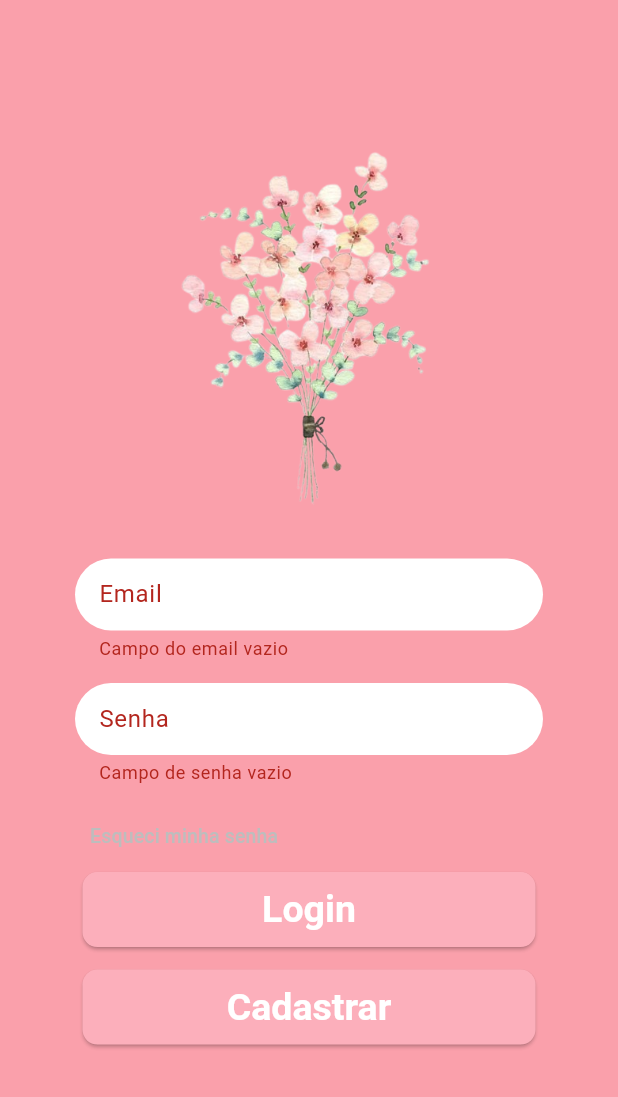
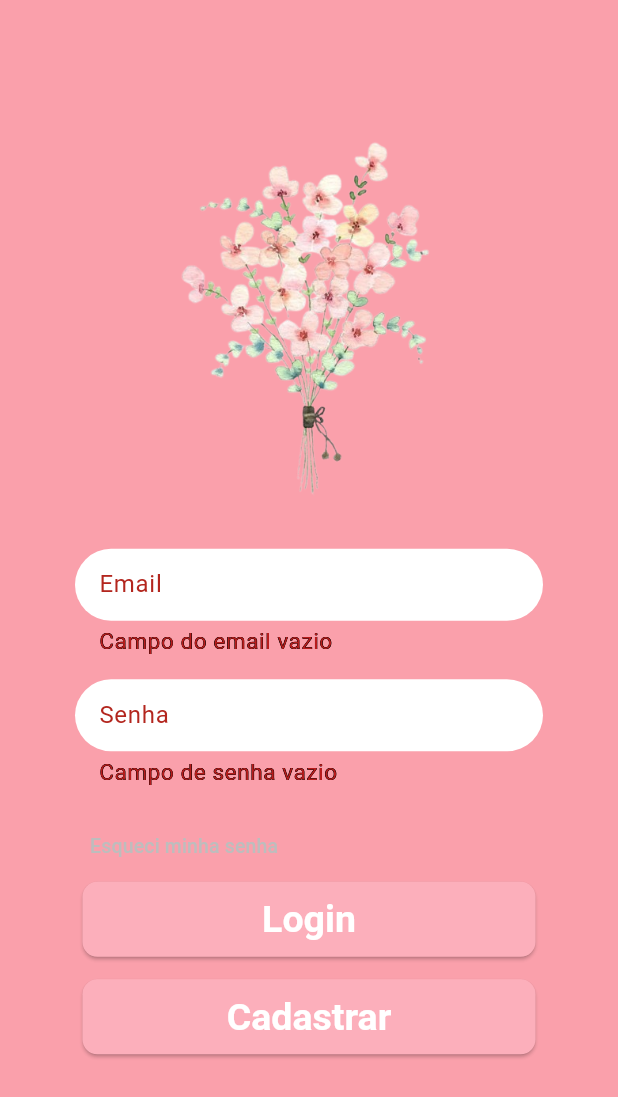
Before and after one commit to HenryGFiedler/Floricultura, a Flutter app: the screen it shows after launch, after a tap on "Login", on a phone screen of 412 x 824 dp. Shown: the top 1097 px of the screen. Run offline on Flutter 3.47's test engine with Material 3 defaults, Android fonts, the phone set to English and light mode, and no system bars.

Commit message:
Ajuste estilo text input

```diff
--- a/lib/components/text_input_validation.dart
+++ b/lib/components/text_input_validation.dart
@@ -5,19 +5,23 @@ class TextInputValidation extends StatelessWidget {
   final String hintText;
   final bool obscureText;
   final String? Function(String?)? validator;
+  final TextInputType? keyboardType;
 
   const TextInputValidation({
     required this.controller,
     required this.hintText,
     this.obscureText = false,
     this.validator,
+    this.keyboardType,
   });
 
   @override
   Widget build(BuildContext context) {
     return TextFormField(
       controller: controller,
+      keyboardType: keyboardType,
       obscureText: obscureText,
+      textInputAction: TextInputAction.next,
       decoration: InputDecoration(
           labelText: hintText,
           contentPadding: const EdgeInsets.all(12),
@@ -29,6 +33,17 @@ class TextInputValidation extends StatelessWidget {
             borderSide: BorderSide.none,
             borderRadius: BorderRadius.circular(30),
           ),
+          errorStyle: TextStyle(
+              color: Colors.red.shade900,
+              overflow: TextOverflow.ellipsis,
+              fontSize: 15,
+              shadows: [
+                Shadow(offset: Offset(-0.1, -0.1), color: Colors.black),
+                Shadow(offset: Offset(0.1, -0.1), color: Colors.black),
+                Shadow(offset: Offset(-0.1, 0.1), color: Colors.black),
+                Shadow(offset: Offset(0.1, 0.1), color: Colors.black),
+              ]
+          ),
       ),
       validator: validator,
     );
--- a/lib/screens/login_screen.dart
+++ b/lib/screens/login_screen.dart
@@ -15,6 +15,24 @@ final _formKey = GlobalKey<FormState>();
 class _LoginScreenState extends State<LoginScreen> {
   final TextEditingController emailController = TextEditingController();
   final TextEditingController passwordController = TextEditingController();
+
+  final FocusNode emailFocusNode = FocusNode();
+
+  @override
+  void initState() {
+    super.initState();
+    // Dar foco automaticamente ao campo de email quando a tela for carregada
+    WidgetsBinding.instance.addPostFrameCallback((_) {
+      FocusScope.of(context).requestFocus(emailFocusNode);
+    });
+  }
+
+  @override
+  void dispose() {
+    emailFocusNode
+        .dispose(); // Dispose do FocusNode quando não for mais necessário
+    super.dispose();
+  }
 
   String? _validatePassword(String? password) {
     if (password == null || password.isEmpty) {
@@ -55,20 +73,23 @@ class _LoginScreenState extends State<LoginScreen> {
                   TextInputValidation(
                     controller: emailController,
                     hintText: 'Email',
+                    keyboardType: TextInputType.emailAddress,
                     validator: _validateEmail,
                   ),
-                  SizedBox(height: 15),
+                  SizedBox(height: 15,),
                   TextInputValidation(
                     controller: passwordController,
                     hintText: 'Senha',
+                    keyboardType: TextInputType.visiblePassword,
                     validator: _validatePassword,
                     obscureText: true,
                   ),
-                  SizedBox(height: 10),
+                  SizedBox(height: 15,),
                   TextButton(
                     onPressed: () {},
                     style: TextButton.styleFrom(
                       padding: EdgeInsets.symmetric(horizontal: 10),
+                      overlayColor: Colors.transparent,
                     ).copyWith(splashFactory: NoSplash.splashFactory),
                     child: Align(
                       alignment: Alignment.centerLeft,
```
Lines whose indentation alone changed are shown as unchanged.
